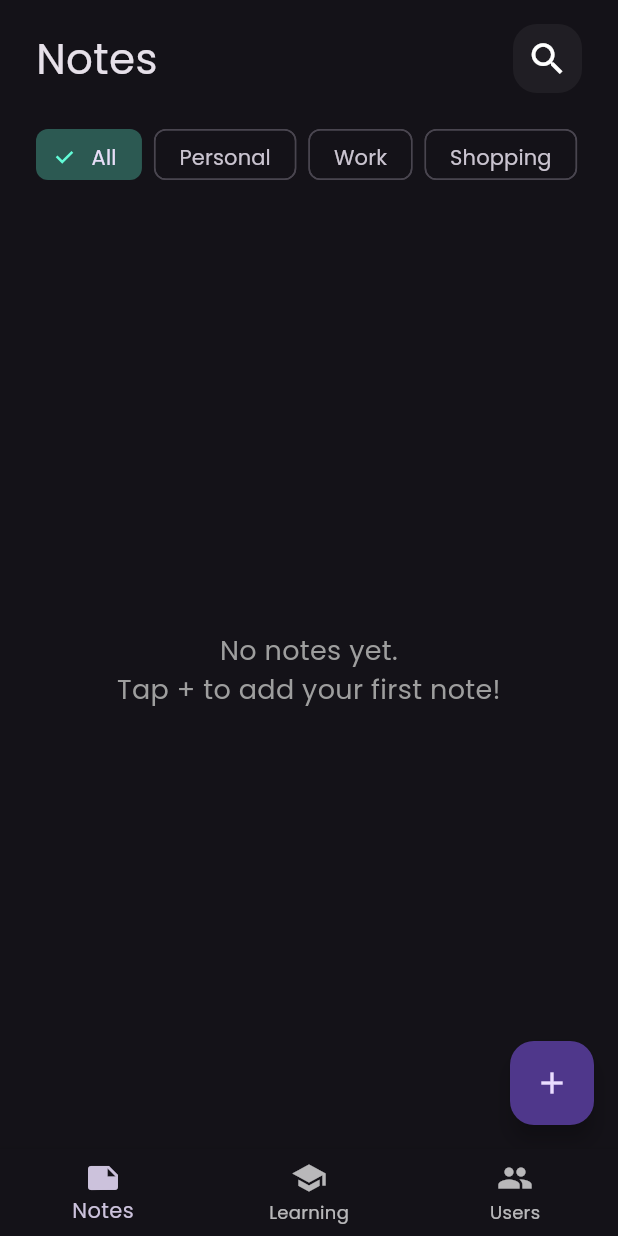
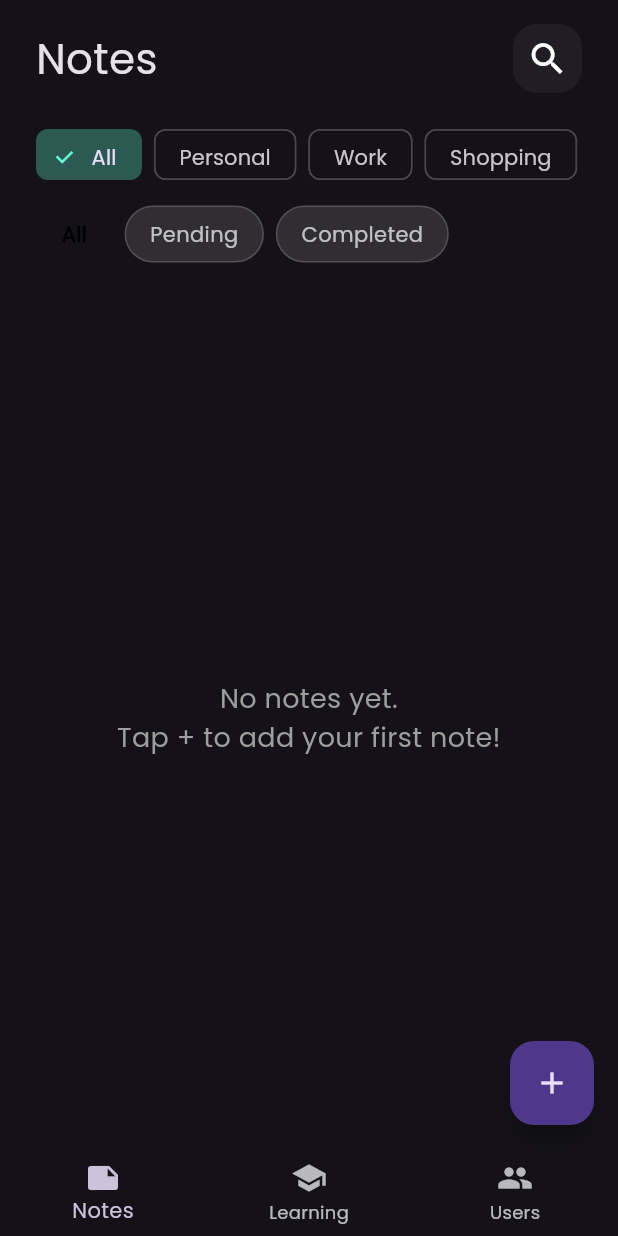
Before and after one commit to binhlam10796/note_app, a Flutter app: the screen it shows after launch, on a phone screen of 412 x 824 dp. Run offline on Flutter 3.47's test engine with Material 3 defaults, Android fonts, the phone set to English and light mode, and no system bars; our stand-ins replace bloc, dio, equatable, flutter_bloc, flutter_slidable, hive and 1 more; accounts and stored records are empty; network calls fail.

Commit message:
Add task completion functionality with filtering
Co-authored-by: binhlam10796 <42068261+binhlam10796@users.noreply.github.com>

```diff
--- a/lib/cubits/notes_cubit/notes_cubit.dart
+++ b/lib/cubits/notes_cubit/notes_cubit.dart
@@ -21,4 +21,14 @@ class NotesCubit extends Cubit<NotesState> {
       emit(NotesFailure('Failed to load notes: ${e.toString()}'));
     }
   }
+
+  void toggleNoteCompletion(NoteModel note) async {
+    try {
+      note.isCompleted = !note.isCompleted;
+      await note.save();
+      fetchAllNotes();
+    } catch (e) {
+      emit(NotesFailure('Failed to update note: ${e.toString()}'));
+    }
+  }
 }
--- /dev/null
+++ b/lib/cubits/task_filter_cubit/task_filter_cubit.dart
@@ -0,0 +1,19 @@
+import 'package:bloc/bloc.dart';
+import 'package:meta/meta.dart';
+
+part 'task_filter_state.dart';
+
+enum TaskFilterType { all, completed, pending }
+
+class TaskFilterCubit extends Cubit<TaskFilterState> {
+  TaskFilterCubit() : super(TaskFilterInitial());
+
+  TaskFilterType _currentFilter = TaskFilterType.all;
+
+  TaskFilterType get currentFilter => _currentFilter;
+
+  void setFilter(TaskFilterType filter) {
+    _currentFilter = filter;
+    emit(TaskFilterChanged(filter));
+  }
+}
--- /dev/null
+++ b/lib/cubits/task_filter_cubit/task_filter_state.dart
@@ -0,0 +1,12 @@
+part of 'task_filter_cubit.dart';
+
+@immutable
+abstract class TaskFilterState {}
+
+class TaskFilterInitial extends TaskFilterState {}
+
+class TaskFilterChanged extends TaskFilterState {
+  final TaskFilterType filterType;
+
+  TaskFilterChanged(this.filterType);
+}
--- a/lib/main.dart
+++ b/lib/main.dart
@@ -10,6 +10,7 @@ import 'package:notes_app/views/main_view.dart';
 import 'package:notes_app/cubits/notes_cubit/notes_cubit.dart';
 import 'package:notes_app/cubits/selection_cubit/selection_cubit.dart';
 import 'package:notes_app/cubits/category_cubit/category_cubit.dart';
+import 'package:notes_app/cubits/task_filter_cubit/task_filter_cubit.dart';
 
 void main() async {
   await Hive.initFlutter();
@@ -38,6 +39,7 @@ class NotesApp extends StatelessWidget {
         BlocProvider(create: (context) => NotesCubit()),
         BlocProvider(create: (context) => SelectionCubit()),
         BlocProvider(create: (context) => CategoryCubit()),
+        BlocProvider(create: (context) => TaskFilterCubit()),
       ],
       child: MaterialApp(
         debugShowCheckedModeBanner: false,
--- a/lib/models/note_model.dart
+++ b/lib/models/note_model.dart
@@ -14,6 +14,8 @@ class NoteModel extends HiveObject {
   int color;
   @HiveField(4)
   String? category;
+  @HiveField(5)
+  bool isCompleted;
 
   NoteModel({
     required this.title,
@@ -21,5 +23,6 @@ class NoteModel extends HiveObject {
     required this.date,
     required this.color,
     this.category,
+    this.isCompleted = false,
   });
 }
--- a/lib/views/widgets/note_item.dart
+++ b/lib/views/widgets/note_item.dart
@@ -3,6 +3,7 @@ import 'package:flutter_bloc/flutter_bloc.dart';
 import 'package:notes_app/models/note_model.dart';
 import 'package:notes_app/views/edit_note_view.dart';
 import 'package:notes_app/cubits/selection_cubit/selection_cubit.dart';
+import 'package:notes_app/cubits/notes_cubit/notes_cubit.dart';
 
 import 'package:flutter_slidable/flutter_slidable.dart';
 
@@ -83,7 +84,7 @@ class NoteItem extends StatelessWidget {
             ),
             child: Container(
               decoration: BoxDecoration(
-                color: Color(note.color),
+                color: Color(note.color).withOpacity(note.isCompleted ? 0.6 : 1.0),
                 borderRadius: BorderRadius.circular(16),
                 border: isSelected
                     ? Border.all(color: Theme.of(context).primaryColor, width: 3)
@@ -104,12 +105,26 @@ class NoteItem extends StatelessWidget {
                                 : Colors.black.withOpacity(.6),
                             size: 28,
                           )
-                        : null,
+                        : GestureDetector(
+                            onTap: () {
+                              BlocProvider.of<NotesCubit>(context).toggleNoteCompletion(note);
+                            },
+                            child: Icon(
+                              note.isCompleted ? Icons.check_circle : Icons.radio_button_unchecked,
+                              color: note.isCompleted
+                                  ? Colors.green
+                                  : Colors.black.withOpacity(.6),
+                              size: 28,
+                            ),
+                          ),
                     title: Text(
                       note.title,
-                      style: const TextStyle(
+                      style: TextStyle(
                         fontSize: 26,
                         color: Colors.black,
+                        decoration: note.isCompleted ? TextDecoration.lineThrough : TextDecoration.none,
+                        decorationColor: Colors.black,
+                        decorationThickness: 2.0,
                       ),
                     ),
                     subtitle: Column(
@@ -140,6 +155,9 @@ class NoteItem extends StatelessWidget {
                             style: TextStyle(
                               fontSize: 18,
                               color: Colors.black.withOpacity(.4),
+                              decoration: note.isCompleted ? TextDecoration.lineThrough : TextDecoration.none,
+                              decorationColor: Colors.black.withOpacity(.4),
+                              decorationThickness: 2.0,
                             ),
                           ),
                         ),
--- a/lib/views/widgets/notes_list_view.dart
+++ b/lib/views/widgets/notes_list_view.dart
@@ -2,12 +2,25 @@ import 'package:flutter/material.dart';
 import 'package:flutter_bloc/flutter_bloc.dart';
 import 'package:notes_app/cubits/notes_cubit/notes_cubit.dart';
 import 'package:notes_app/cubits/category_cubit/category_cubit.dart';
+import 'package:notes_app/cubits/task_filter_cubit/task_filter_cubit.dart';
 import 'package:notes_app/models/note_model.dart';
 
 import 'note_item.dart';
 
 class NotesListView extends StatelessWidget {
   const NotesListView({Key? key}) : super(key: key);
+
+  String _getEmptyMessage(TaskFilterType filterType) {
+    switch (filterType) {
+      case TaskFilterType.completed:
+        return 'No completed tasks.\nMark some tasks as completed!';
+      case TaskFilterType.pending:
+        return 'No pending tasks.\nAll tasks are completed!';
+      case TaskFilterType.all:
+      default:
+        return 'No notes in this category.\nSelect a different category or add a new note!';
+    }
+  }
 
   @override
   Widget build(BuildContext context) {
@@ -34,13 +47,32 @@ class NotesListView extends StatelessWidget {
 
         return BlocBuilder<CategoryCubit, CategoryState>(
           builder: (context, categoryState) {
+            return BlocBuilder<TaskFilterCubit, TaskFilterState>(
+              builder: (context, taskFilterState) {
                 final categoryCubit = BlocProvider.of<CategoryCubit>(context);
+                final taskFilterCubit = BlocProvider.of<TaskFilterCubit>(context);
+
+                // First filter by category
                 List<NoteModel> filteredNotes = categoryCubit.filterNotesByCategory(allNotes);
+
+                // Then filter by task completion status
+                switch (taskFilterCubit.currentFilter) {
+                  case TaskFilterType.completed:
+                    filteredNotes = filteredNotes.where((note) => note.isCompleted).toList();
+                    break;
+                  case TaskFilterType.pending:
+                    filteredNotes = filteredNotes.where((note) => !note.isCompleted).toList();
+                    break;
+                  case TaskFilterType.all:
+                  default:
+                    // Show all notes (no additional filtering)
+                    break;
+                }
 
                 if (filteredNotes.isEmpty) {
                   String message = allNotes.isEmpty
                       ? 'No notes yet.\nTap + to add your first note!'
-                  : 'No notes in this category.\nSelect a different category or add a new note!';
+                      : _getEmptyMessage(taskFilterCubit.currentFilter);
 
                   return Center(
                     child: Text(
@@ -72,5 +104,7 @@ class NotesListView extends StatelessWidget {
             );
           },
         );
+      },
+    );
   }
 }
--- a/lib/views/widgets/notes_view_body.dart
+++ b/lib/views/widgets/notes_view_body.dart
@@ -6,6 +6,7 @@ import 'package:notes_app/cubits/selection_cubit/selection_cubit.dart';
 import 'custom_app_bar.dart';
 import 'notes_list_view.dart';
 import 'category_selector.dart';
+import 'task_filter_selector.dart';
 
 class NotesViewBody extends StatefulWidget {
   const NotesViewBody({Key? key}) : super(key: key);
@@ -76,7 +77,13 @@ class _NotesViewBodyState extends State<NotesViewBody> {
                 if (selectionState is SelectionActive) {
                   return const SizedBox.shrink();
                 }
-                return const CategorySelector();
+                return Column(
+                  children: const [
+                    CategorySelector(),
+                    SizedBox(height: 8),
+                    TaskFilterSelector(),
+                  ],
+                );
               },
             ),
             const Expanded(
--- /dev/null
+++ b/lib/views/widgets/task_filter_selector.dart
@@ -0,0 +1,85 @@
+import 'package:flutter/material.dart';
+import 'package:flutter_bloc/flutter_bloc.dart';
+import 'package:notes_app/cubits/task_filter_cubit/task_filter_cubit.dart';
+
+class TaskFilterSelector extends StatelessWidget {
+  const TaskFilterSelector({Key? key}) : super(key: key);
+
+  @override
+  Widget build(BuildContext context) {
+    return BlocBuilder<TaskFilterCubit, TaskFilterState>(
+      builder: (context, state) {
+        final taskFilterCubit = BlocProvider.of<TaskFilterCubit>(context);
+        final currentFilter = taskFilterCubit.currentFilter;
+
+        return Container(
+          height: 40,
+          margin: const EdgeInsets.only(bottom: 16),
+          child: Row(
+            children: [
+              _buildFilterChip(
+                context,
+                'All',
+                TaskFilterType.all,
+                currentFilter == TaskFilterType.all,
+                taskFilterCubit,
+              ),
+              const SizedBox(width: 8),
+              _buildFilterChip(
+                context,
+                'Pending',
+                TaskFilterType.pending,
+                currentFilter == TaskFilterType.pending,
+                taskFilterCubit,
+              ),
+              const SizedBox(width: 8),
+              _buildFilterChip(
+                context,
+                'Completed',
+                TaskFilterType.completed,
+                currentFilter == TaskFilterType.completed,
+                taskFilterCubit,
+              ),
+            ],
+          ),
+        );
+      },
+    );
+  }
+
+  Widget _buildFilterChip(
+    BuildContext context,
+    String label,
+    TaskFilterType filter,
+    bool isSelected,
+    TaskFilterCubit cubit,
+  ) {
+    return GestureDetector(
+      onTap: () {
+        cubit.setFilter(filter);
+      },
+      child: Container(
+        padding: const EdgeInsets.symmetric(horizontal: 16, vertical: 8),
+        decoration: BoxDecoration(
+          color: isSelected
+              ? Theme.of(context).primaryColor
+              : Colors.grey.withOpacity(0.2),
+          borderRadius: BorderRadius.circular(20),
+          border: Border.all(
+            color: isSelected
+                ? Theme.of(context).primaryColor
+                : Colors.grey.withOpacity(0.3),
+          ),
+        ),
+        child: Text(
+          label,
+          style: TextStyle(
+            color: isSelected ? Colors.black : Colors.white70,
+            fontWeight: isSelected ? FontWeight.w600 : FontWeight.normal,
+            fontSize: 14,
+          ),
+        ),
+      ),
+    );
+  }
+}
```
Also changed, not shown: lib/models/note_model.g.dart. Lines whose indentation alone changed are shown as unchanged.
